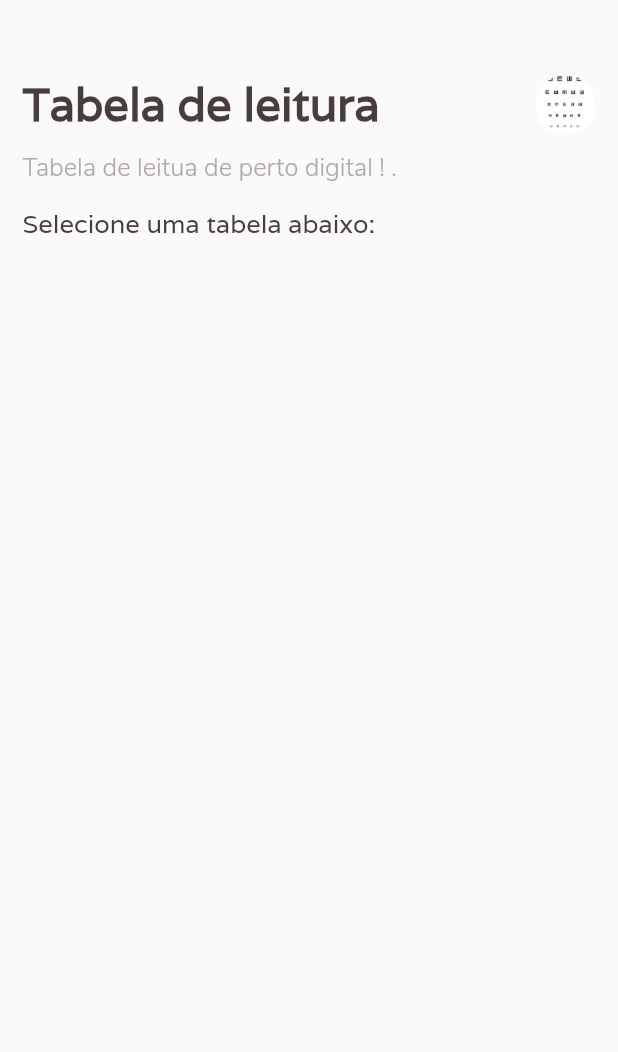
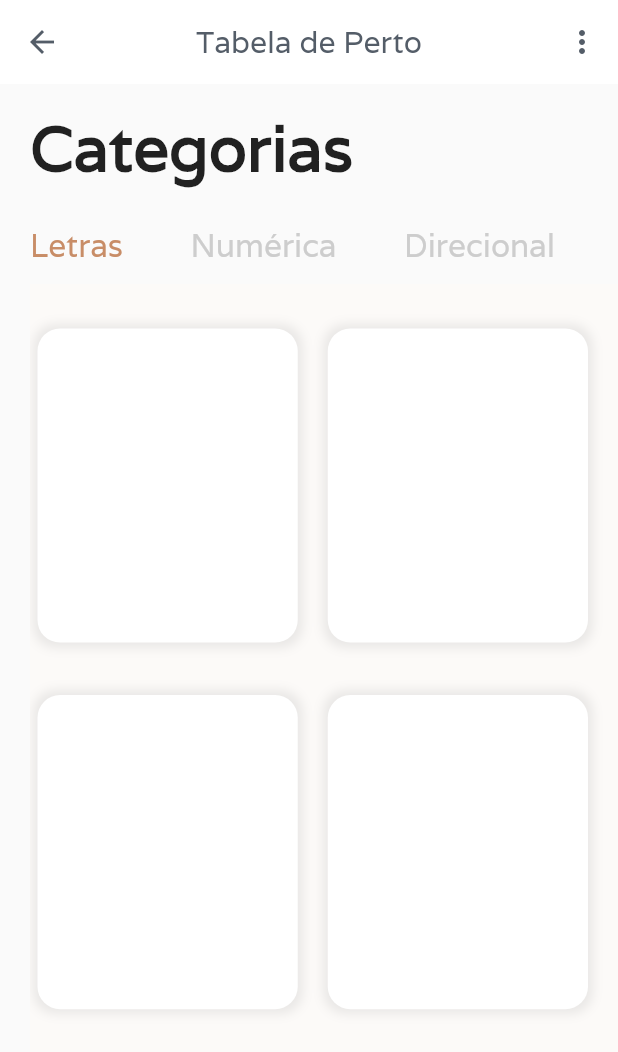
Before and after one commit to JonatasnCosta/tabeladeperto, a Flutter app: the Home screen opened directly, on a phone screen of 412 x 824 dp. Shown: the top 1052 px of the screen. Run offline on Flutter 3.47's test engine with Material 2 defaults, Android fonts, the phone set to English and light mode, and no system bars.

Commit message:
Criado o MenuBotoes.dart

```diff
--- a/tabeladeperto_app/lib/Home.dart
+++ b/tabeladeperto_app/lib/Home.dart
@@ -1,4 +1,7 @@
 import 'package:flutter/material.dart';
+import 'MenuBotoes.dart';
+
+
 
 
 class Home extends StatefulWidget {
@@ -6,67 +9,106 @@ class Home extends StatefulWidget {
   _HomeState createState() => _HomeState();
 }
 
-class _HomeState extends State<Home> {
+class _HomeState extends State<Home>
+with SingleTickerProviderStateMixin {
+TabController _tabController;
+@override
+ void initState(){
+   super.initState();
+   _tabController = TabController(length: 3, vsync: this);
+ }
+
   @override
   Widget build(BuildContext context) {
     return Scaffold(
+      appBar: AppBar(
+        backgroundColor: Colors.white,
+        elevation: 0.0,
+        centerTitle: true,
+        leading: IconButton(
+          icon: Icon(
+            Icons.arrow_back,
+            color: Color(0xff545d68)),
+            onPressed: (){},
+        ) ,
+        title: Text("Tabela de Perto",
+        style: TextStyle(
+          fontFamily: 'Varela',
+          fontSize: 20.0,
+          color: Color(0xff545d68)
+        ),
+        ),
+        actions: <Widget>[
+          IconButton(
+          icon: Icon(
+            Icons.more_vert,
+            color: Color(0xff545d68)),
+            onPressed: (){},
+        ) ,
+        ],
+      ),
       body: ListView(
-        padding: EdgeInsets.only(left: 15.0),
+        padding: EdgeInsets.only(left: 20.0),
         children: <Widget>[
-          SizedBox(height: 50.0,),
-          Row(
-            mainAxisAlignment: MainAxisAlignment.spaceBetween,
-           children: <Widget>[
-             Text('Tabela de leitura',
-             style: TextStyle(fontFamily: 'Varela',
-             fontSize: 30.0,
-             fontWeight: FontWeight.bold,
-             color: Color(0xff473d3a)
-             )
+          SizedBox(height: 15.0,),
+          Text('Categorias',
+          style: TextStyle(
+            fontFamily: 'Varela',
+            fontSize: 42.0,
+            fontWeight: FontWeight.bold
           ),
-           Padding(
-             padding: EdgeInsets.only(right: 15.0),
-             child: Container(
-               height: 40.0,
-               width: 40.0,
-              decoration: BoxDecoration(
-                borderRadius: BorderRadius.circular(20.0),
-               image:   DecorationImage(
-                  image: AssetImage('assets/logo.jpg'),
-                  fit: BoxFit.cover
-               )
           ),
-             )
+          SizedBox(height: 15.0),
+          TabBar(
+           controller: _tabController,
+           indicatorColor: Colors.transparent,
+           labelColor: Color(0xffc88d67),
+           isScrollable: true,
+           labelPadding: EdgeInsets.only(right: 45.0),
+           unselectedLabelColor: Color(0xffcdcdcd),
+           tabs: <Widget>[
+             Tab(
+               child: Text('Letras',
+               style: TextStyle(
+                 fontFamily: 'Varela',
+                 fontSize: 21.0,
+               ),
+               ),
+             ),
+             Tab(
+               child: Text('Numérica',
+               style: TextStyle(
+                 fontFamily: 'Varela',
+                 fontSize: 21.0,
+               ),
+               ),
+             ),
+             Tab(
+               child: Text('Direcional',
+               style: TextStyle(
+                 fontFamily: 'Varela',
+                 fontSize: 21.0,
+               ),
+               ),
              )
             ],
           ),
-          SizedBox(height: 10.0,),
-          Padding(
-            padding: EdgeInsets.only( right: 45.0),
-            child: Container(
-            child: Text('Tabela de leitua de perto digital ! .',
-            style: TextStyle(fontFamily: 'Nunito',
-            fontSize: 17.0,
-            fontWeight: FontWeight.w300,
-            color: Color(0xffb0aaa7)
-               )
-              )
-             )
+          Container(
+            height: MediaQuery.of(context).size.height  ,
+            width: double.infinity,
+            child: TabBarView(
+              controller: _tabController,
+              children: <Widget>[
+                MenuBotoes(),
+                MenuBotoes(),
+                MenuBotoes(),
+
+              ],
             ),
-          SizedBox(height: 15.0,),
-          Row(
-            mainAxisAlignment: MainAxisAlignment.start,
-            children: <Widget>[
-              Text('Selecione uma tabela abaixo:',
-              style: TextStyle(fontFamily: ('Varela'),
-              fontSize: 17.0,
-              color: Color(0xff473d3a)
-              )
+
           )
         ],
-         )
-        ]
-      )
+      ),
     );
   }
 }
--- /dev/null
+++ b/tabeladeperto_app/lib/MenuBotoes.dart
@@ -0,0 +1,59 @@
+import 'package:flutter/material.dart';
+
+
+class MenuBotoes extends StatelessWidget {
+  @override
+  Widget build(BuildContext context) {
+    return Scaffold(
+      backgroundColor: Color(0xfffcfaf8),
+      body: ListView(
+        children: <Widget>[
+          SizedBox(height: 15.0),
+          Container(
+            padding: EdgeInsets.only(right: 15.0),
+            width: MediaQuery.of(context).size.width - 30.0,
+            height:MediaQuery.of(context).size.height - 50.0,
+            child: GridView.count(
+              crossAxisCount: 2,
+              primary: false,
+              crossAxisSpacing: 10.0,
+              mainAxisSpacing: 15.0,
+              childAspectRatio: 0.8,
+              children: <Widget>[
+               _buildCard('Tabela numerica', '\$1234', 'assets/logo.jpg',
+               false, false, context),
+               _buildCard('Tabela numerica', '\$1234', 'assets/logo.jpg',
+               false, false, context),
+               _buildCard('Tabela numerica', '\$1234', 'assets/logo.jpg',
+               false, false, context),
+               _buildCard('Tabela numerica', '\$1234', 'assets/logo.jpg',
+               false, false, context)
+              ],
+            ),
+          )
+        ],
+      ),
+    );
+  }
+   Widget _buildCard(String name, String price, String imgPath, bool added, bool isFavorite, context){
+    return Padding(
+      padding: EdgeInsets.only(top: 15.0, bottom: 5.0, left: 5.0, right: 5.0),
+      child: InkWell(
+        onTap: (){},
+        child: Container(
+          decoration: BoxDecoration(
+            borderRadius: BorderRadius.circular(15.0),
+            boxShadow: [
+              BoxShadow(
+                color: Colors.grey.withOpacity(0.2),
+                spreadRadius: 3.0,
+                blurRadius: 5.0
+              )
+            ],
+            color: Colors.white
+          ),
+        )
+      )
+      );
+ }
+}
```
Also changed, not shown: tabeladeperto_app/lib/TabelaNumerica.dart (added, +204 -0 lines), tabeladeperto_app/lib/Teste.dart (added, +203 -0 lines), tabeladeperto_app/lib/main.dart (+4 -4 lines), projeto/unnamed.jpg (added). Lines whose indentation alone changed are shown as unchanged.
